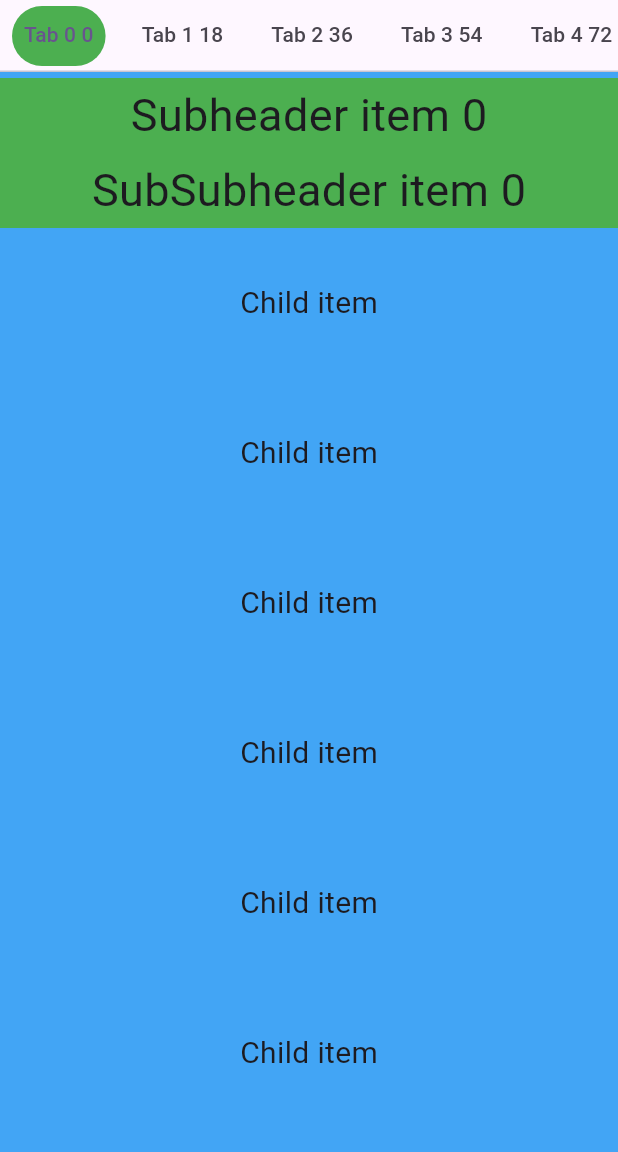
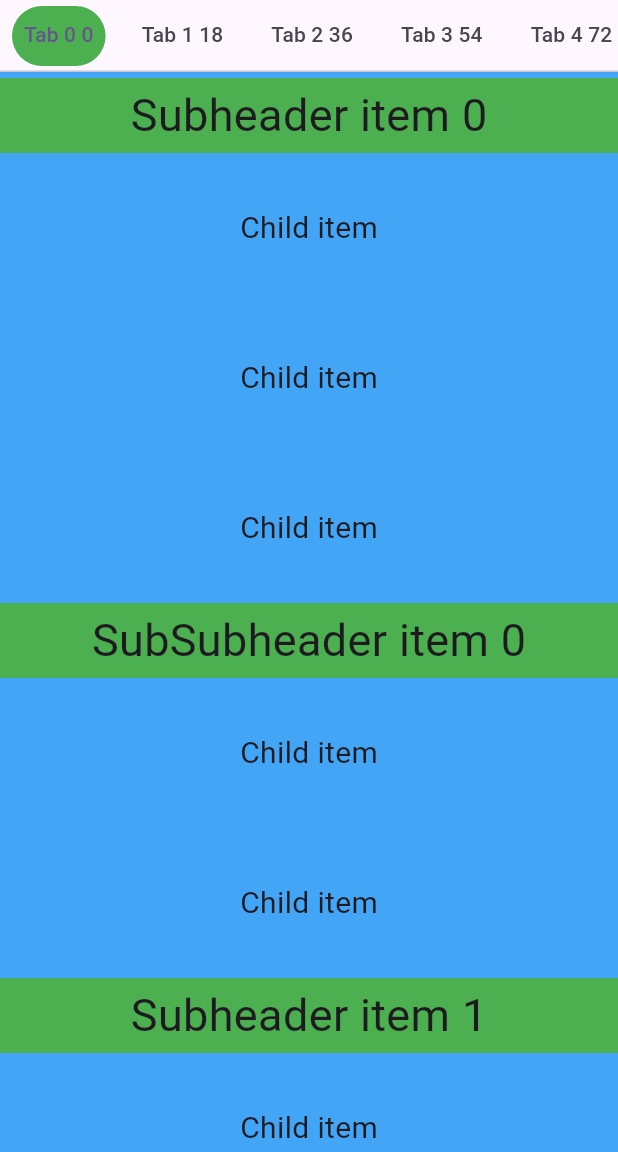
Before and after one commit to Bomsamdi/sliver_tabbar_with_mixed_list, a Flutter app: the screen it shows after launch, scrolled down 576 dp, on a phone screen of 412 x 824 dp, the part 84-1236 px from its top. Run offline on Flutter 3.47's test engine with Material 3 defaults, Android fonts, the phone set to English and light mode, and no system bars; our stand-ins replace sliver_tools; missing offline and left inert: after_first_frame_mixin.

```diff
--- a/example/lib/main.dart
+++ b/example/lib/main.dart
@@ -31,10 +31,12 @@ class MyHomePage extends StatefulWidget {
 }
 
 class _MyHomePageState extends State<MyHomePage> {
-  List<Section> sections = [];
+  List<HeaderItem> sections = [];
   double listHeaderHeight = 80;
+  double listHeaderSmallHeight = 40;
   double listSubheaderHeight = 50;
   double listItemHeight = 100;
+  double variantListItemHeight = 120;
   @override
   void initState() {
     super.initState();
@@ -51,9 +53,16 @@ class _MyHomePageState extends State<MyHomePage> {
       2,
       (index) => Child(itemHeight: listItemHeight),
     );
+
+    List<ChildItem> variantChildrean = List.generate(
+      4,
+      (index) => VariantChild(itemHeight: variantListItemHeight),
+    );
     for (int i = 0; i < 11; i++) {
       double offsetToAdd = 0;
-      Header header = Header(
+      Header header;
+      if (i < 10) {
+        header = Header(
           key: ValueKey(i),
           name: 'Header item $i',
           offsetStart: offsetStart,
@@ -64,8 +73,7 @@ class _MyHomePageState extends State<MyHomePage> {
           subSections: List.generate(
             3,
             (index) {
-            var subSubSection = Section(
-              header: SubHeader(
+              var subSubSection = SubHeader(
                 key: ValueKey(index),
                 name: 'SubSubheader item $index',
                 offsetStart: offsetStart,
@@ -73,14 +81,10 @@ class _MyHomePageState extends State<MyHomePage> {
                 itemHeight: listSubheaderHeight,
                 childrenHeight: listItemHeight,
                 childrean: subSubChildren,
-              ),
-              children: subSubChildren,
               );
-            offsetToAdd += subSubSection.header.itemHeight +
-                (subSubSection.header.childrenHeight *
-                    subSubSection.header.childrenCount);
-            var section = Section(
-              header: SubHeader(
+              offsetToAdd += subSubSection.itemHeight +
+                  (subSubSection.childrenHeight * subSubSection.childrenCount);
+              var section = SubHeader(
                 key: ValueKey(index),
                 name: 'Subheader item $index',
                 offsetStart: offsetStart,
@@ -88,8 +92,7 @@ class _MyHomePageState extends State<MyHomePage> {
                 itemHeight: listSubheaderHeight,
                 childrenHeight: listItemHeight,
                 subSections: [subSubSection],
-              ),
-              children: subChildren,
+                childrean: subChildren,
               );
 
               offsetToAdd +=
@@ -99,17 +102,57 @@ class _MyHomePageState extends State<MyHomePage> {
             },
           ),
         );
+      } else {
+        header = Header(
+          key: ValueKey(i),
+          name: 'Header V item $i',
+          offsetStart: offsetStart,
+          childrenCount: children.length,
+          itemHeight: listHeaderSmallHeight,
+          childrenHeight: variantListItemHeight,
+          childrean: variantChildrean,
+          subSections: List.generate(
+            3,
+            (index) {
+              var subSubSection = SubHeader(
+                key: ValueKey(index),
+                name: 'SubSubheader V item $index',
+                offsetStart: offsetStart,
+                childrenCount: subSubChildren.length,
+                itemHeight: listSubheaderHeight,
+                childrenHeight: variantListItemHeight,
+                childrean: variantChildrean,
+              );
+              offsetToAdd += subSubSection.itemHeight +
+                  (subSubSection.childrenHeight * subSubSection.childrenCount);
+              var section = SubHeader(
+                key: ValueKey(index),
+                name: 'Subheader  V item $index',
+                offsetStart: offsetStart,
+                childrenCount: subChildren.length,
+                itemHeight: listSubheaderHeight,
+                childrenHeight: variantListItemHeight,
+                subSections: [subSubSection],
+                childrean: variantChildrean,
+              );
+
+              offsetToAdd += listSubheaderHeight +
+                  (variantListItemHeight * subChildren.length);
+
+              return section;
+            },
+          ),
+        );
+      }
       offsetStart += offsetToAdd;
       offsetToAdd = 0;
 
       offsetStart +=
           header.itemHeight + (header.childrenHeight * header.childrenCount);
       header = Header.clone(header, offsetStart);
-      sections.add(Section(
-        header: header,
-        children: children,
-      ));
+      sections.add(header);
     }
+    sections.last = Header.clone((sections.last as Header), double.infinity);
   }
 
   Widget buildHeader(BuildContext context, HeaderItem item) {
@@ -150,6 +193,28 @@ class _MyHomePageState extends State<MyHomePage> {
     );
   }
 
+  Widget buildVariantChild(
+      BuildContext context, covariant VariantChildItem item) {
+    return Container(
+      color: Colors.purple.shade400,
+      child: const Center(
+        child: Column(
+          mainAxisSize: MainAxisSize.min,
+          children: [
+            Text(
+              'Variant Child item',
+              style: TextStyle(fontSize: 16),
+            ),
+            Text(
+              'Variant Child Description',
+              style: TextStyle(fontSize: 12),
+            ),
+          ],
+        ),
+      ),
+    );
+  }
+
   double itemExtentBuilder(
       ListItem item, int index, SliverLayoutDimensions dimensions) {
     return item.itemHeight;
@@ -183,6 +248,7 @@ class _MyHomePageState extends State<MyHomePage> {
               headerBuilder: buildHeader,
               subHeaderBuilder: buildSubHeader,
               childBuilder: buildChild,
+              variantChildBuilder: buildVariantChild,
               itemExtentBuilder: itemExtentBuilder,
             )
           ],
@@ -247,3 +313,7 @@ class SubHeader extends SubheaderItem {
 class Child extends ChildItem {
   Child({required super.itemHeight});
 }
+
+class VariantChild extends VariantChildItem {
+  VariantChild({required super.itemHeight});
+}
--- a/lib/sliver_tabbar_with_mixed_list.dart
+++ b/lib/sliver_tabbar_with_mixed_list.dart
@@ -12,6 +12,8 @@ typedef HeaderBuilder = Widget Function(BuildContext context, HeaderItem item);
 typedef SubHeaderBuilder = Widget Function(
     BuildContext context, SubheaderItem item);
 typedef ChildBuilder = Widget Function(BuildContext context, ChildItem item);
+typedef VariantChildBuilder = Widget Function(
+    BuildContext context, VariantChildItem item);
 typedef ExtendedItemExtentBuilder = double Function(
     ListItem item, int index, SliverLayoutDimensions dimensions);
 
@@ -27,6 +29,7 @@ class SliverTabBarWithMixedList extends StatefulWidget {
     required this.childBuilder,
     required this.itemExtentBuilder,
     required this.sections,
+    this.variantChildBuilder,
     this.scrollAnimated = true,
     this.headerBuilder,
     this.subHeaderBuilder,
@@ -62,7 +65,7 @@ class SliverTabBarWithMixedList extends StatefulWidget {
   final Curve listScrollCurveAnimation;
 
   /// The list of sections to display.
-  final List<Section> sections;
+  final List<HeaderItem> sections;
 
   /// The controller to use for the scroll view.
   final ScrollController controller;
@@ -77,6 +80,8 @@ class SliverTabBarWithMixedList extends StatefulWidget {
 
   /// The builder to use for the child items.
   final ChildBuilder childBuilder;
+
+  final VariantChildBuilder? variantChildBuilder;
 
   /// The start offset of the list. It is needed when
   ///
@@ -115,7 +120,7 @@ class _SliverTabBarWithMixedListState extends State<SliverTabBarWithMixedList>
   /// The list of items to display.
   final List<ListItem> _items = [];
 
-  List<Section> _sections = [];
+  List<HeaderItem> _sections = [];
 
   /// The list of tab items to display.
   late List<TabItem> _tabItems;
@@ -142,27 +147,24 @@ class _SliverTabBarWithMixedListState extends State<SliverTabBarWithMixedList>
     _listItemHeight = widget.listItemHeight;
     _sections = widget.sections;
     _tabController = TabController(length: _sections.length, vsync: this);
-    for (Section section in _sections) {
-      _items.addAll(section.header.iterateSections((section) {
-        return [section];
-      }));
-    }
+    _items.addAll(flattenList(_sections));
 
     _tabItems = [];
     int count = 0;
     for (var i = 0; i < _sections.length; i++) {
       _tabItems.add(TabItem(
         key: ValueKey(count),
-        headerItem: _sections[i].header,
+        headerItem: _sections[i],
         text: 'Tab ${_tabItems.length} $count',
       ));
       if (_tabItems[i].headerItem.subSections != null) {
         for (var j = 0; j < _tabItems[i].headerItem.subSections!.length; j++) {
-          count +=
-              _tabItems[i].headerItem.subSections![j].header.childrenCount + 1;
+          count += _tabItems[i].headerItem.subSections![j].childrenCount + 1;
         }
       }
-      count += _sections[i].children.length + 1;
+      if (_sections[i].childrean != null) {
+        count += _sections[i].childrean!.length + 1;
+      }
     }
     _indexOfLastHeaderItem =
         _items.lastIndexWhere((element) => element is HeaderItem);
@@ -180,17 +182,7 @@ class _SliverTabBarWithMixedListState extends State<SliverTabBarWithMixedList>
           }
         }
 
-        // HeaderItem item =
-        //     _items.whereType<HeaderItem>().toList().firstWhere((element) {
-        //   final HeaderItem headerItem = element;
-        //   return widget.controller.offset >=
-        //           headerItem.offsetStart + widget.startOffset &&
-        //       widget.controller.offset <
-        //           headerItem.offsetEnd + widget.startOffset;
-        // }, orElse: () => _items.first as HeaderItem);
-        HeaderItem item =
-            // items.whereType<HeaderItem>().toList()
-            items.firstWhere((element) {
+        HeaderItem item = items.firstWhere((element) {
           final HeaderItem headerItem = element;
           return widget.controller.offset >=
                   headerItem.offsetStart + widget.startOffset &&
@@ -209,6 +201,28 @@ class _SliverTabBarWithMixedListState extends State<SliverTabBarWithMixedList>
         }
       }
     });
+  }
+
+  List<ListItem> flattenList(List<HeaderItem> list) {
+    List<ListItem> result = [];
+    void flatten(HeaderItem header) {
+      if (header.childrean != null) {
+        result.add(header);
+        for (var element in header.childrean!) {
+          result.add(element);
+        }
+      }
+      if (header.subSections != null) {
+        for (var element in header.subSections!) {
+          flatten(element);
+        }
+      }
+    }
+
+    for (var element in list) {
+      flatten(element);
+    }
+    return result;
   }
 
   @override
@@ -257,12 +271,7 @@ class _SliverTabBarWithMixedListState extends State<SliverTabBarWithMixedList>
   void _onTapTabBarItem(int value) {
     scrollAnimationEnabled = false;
     TabItem tabItem = _tabItems[value];
-    // double sum = 0;
-    // if(tabItem.headerItem.subSections != null){
-    //   for (var i = 0; i < tabItem.headerItem.subSections!.length; i++) {
-    //     sum += tabItem.headerItem.subSections![i].header.itemHeight;
-    //   }
-    // }
+
     widget.scrollAnimated
         ? widget.controller
             .animateTo(
@@ -308,7 +317,9 @@ class _SliverTabBarWithMixedListState extends State<SliverTabBarWithMixedList>
         },
         itemBuilder: (context, index) {
           var item = _items[index];
-          if (item is ChildItem) {
+          if (item is VariantChildItem && widget.variantChildBuilder != null) {
+            return widget.variantChildBuilder!(context, item);
+          } else if (item is ChildItem) {
             return widget.childBuilder(context, item);
           } else if (item is SubheaderItem && widget.subHeaderBuilder != null) {
             return widget.subHeaderBuilder!(context, item);
@@ -336,7 +347,7 @@ abstract class HeaderItem extends ListItem {
     this.childrean,
     this.subSections,
   }) : offsetEnd = offsetStart + (childrenHeight * childrenCount) + itemHeight;
-  final List<Section>? subSections;
+  final List<SubheaderItem>? subSections;
   final double offsetStart;
   final double offsetEnd;
   final double childrenHeight;
@@ -361,9 +372,11 @@ abstract class HeaderItem extends ListItem {
     result.addAll(childrean ?? []);
     subSections?.forEach((subsection) {
       result.addAll(
-        subsection.header.iterateSections(action),
+        subsection.iterateSections(action),
       );
-      result.addAll(subsection.children);
+      if (subsection.childrean != null) {
+        result.addAll(subsection.childrean!);
+      }
     });
     return result;
   }
@@ -388,9 +401,11 @@ abstract class SubheaderItem extends HeaderItem {
     result.addAll(childrean ?? []);
     subSections?.forEach((subsection) {
       result.addAll(
-        subsection.header.iterateSections(action),
+        subsection.iterateSections(action),
       );
-      result.addAll(subsection.children);
+      if (subsection.childrean != null) {
+        result.addAll(subsection.childrean!);
+      }
     });
     return result;
   }
@@ -398,6 +413,13 @@ abstract class SubheaderItem extends HeaderItem {
 
 abstract class ChildItem extends ListItem {
   const ChildItem({
+    super.key,
+    required super.itemHeight,
+  });
+}
+
+abstract class VariantChildItem extends ChildItem {
+  const VariantChildItem({
     super.key,
     required super.itemHeight,
   });
--- a/pubspec.yaml
+++ b/pubspec.yaml
@@ -1,7 +1,7 @@
 name: sliver_tabbar_with_mixed_list
-description: "A new Flutter package project."
+description: "A Flutter package that provides a sliver widget with a customizable tab bar and a mixed list of items."
 version: 0.0.1
-homepage:
+homepage: https://github.com/Bomsamdi/sliver_tabbar_with_mixed_list
 
 environment:
   sdk: '>=3.3.2 <4.0.0'
```
Also changed, not shown: 3 other files. Lines whose indentation alone changed are shown as unchanged.
